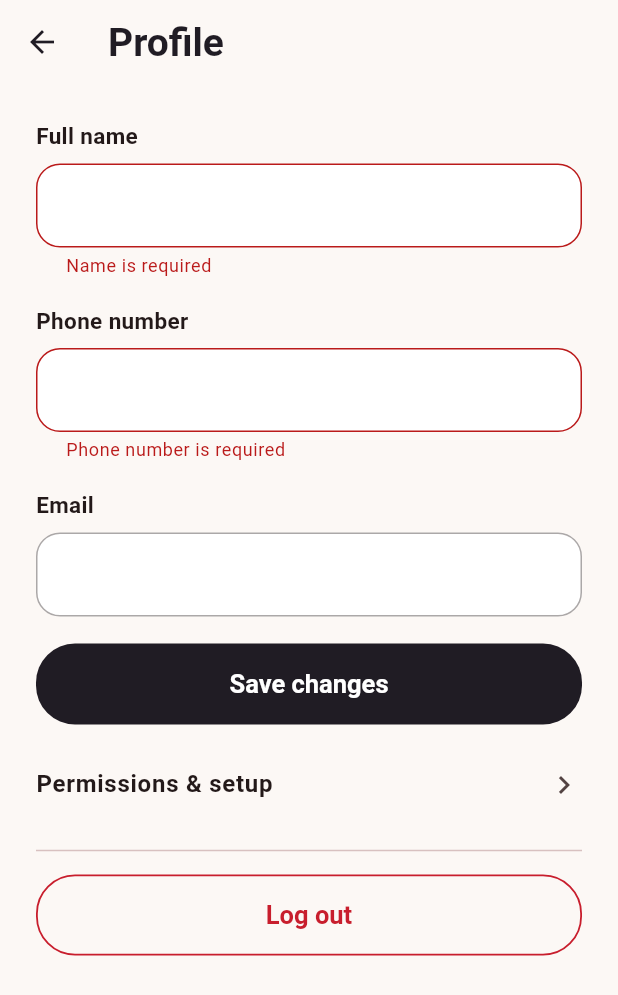
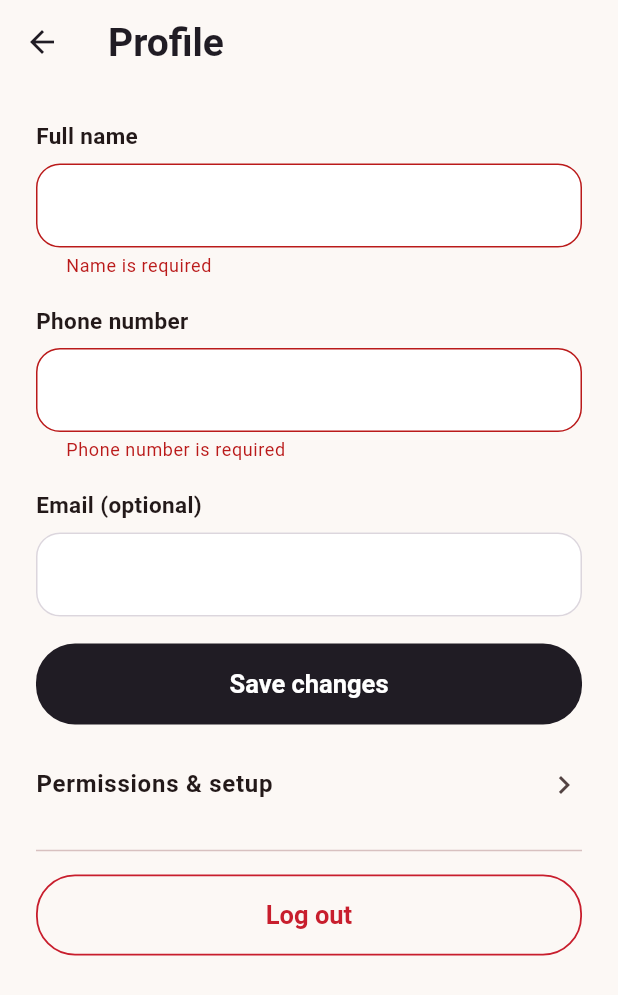
Before and after one commit to Shubhamdebug/Women-Safety, a Flutter app: the S09Profile screen opened by its route, after a tap on "Save changes", on a phone screen of 412 x 824 dp. Shown: the top 995 px of the screen. Run offline on Flutter 3.47's test engine with Material 3 defaults, Android fonts, the phone set to English and light mode, and no system bars; our stand-ins replace flutter_map, flutter_secure_storage, latlong2; accounts and stored records are empty.

Commit message:
Use PUT endpoints for contacts and profile; send email at register

```diff
--- a/mobile_app/lib/screens/s09_profile.dart
+++ b/mobile_app/lib/screens/s09_profile.dart
@@ -20,6 +20,7 @@ class _S09State extends State<S09Profile> {
       TextEditingController(text: AppState.I.user?.phone ?? '');
   late final TextEditingController _email =
       TextEditingController(text: AppState.I.user?.email ?? '');
+  bool _busy = false;
 
   @override
   void dispose() {
@@ -29,10 +30,14 @@ class _S09State extends State<S09Profile> {
     super.dispose();
   }
 
-  void _save() {
-    if (!_key.currentState!.validate()) return;
-    AppState.I.updateProfile(_name.text.trim(), _phone.text.trim());
-    snack(context, 'Profile saved on this device');
+  Future<void> _save() async {
+    if (_busy || !_key.currentState!.validate()) return;
+    setState(() => _busy = true);
+    final err = await AppState.I
+        .updateProfile(_name.text.trim(), _phone.text.trim(), _email.text.trim());
+    if (!mounted) return;
+    setState(() => _busy = false);
+    snack(context, err ?? 'Profile saved');
   }
 
   void _logout() {
@@ -51,8 +56,13 @@ class _S09State extends State<S09Profile> {
                   validator: (v) => Validators.required(v, 'Name')),
               AppField(label: 'Phone number', controller: _phone,
                   keyboard: TextInputType.phone, validator: Validators.phone),
-              AppField(label: 'Email', controller: _email, enabled: false),
-              FilledButton(onPressed: _save, child: const Text('Save changes')),
+              AppField(label: 'Email (optional)', controller: _email,
+                  keyboard: TextInputType.emailAddress,
+                  validator: (v) =>
+                      (v == null || v.trim().isEmpty) ? null : Validators.email(v)),
+              FilledButton(
+                  onPressed: _busy ? null : _save,
+                  child: Text(_busy ? 'Saving...' : 'Save changes')),
               const SizedBox(height: 12),
               ListTile(
                 contentPadding: EdgeInsets.zero,
--- a/mobile_app/lib/services/api_client.dart
+++ b/mobile_app/lib/services/api_client.dart
@@ -32,6 +32,9 @@ class ApiClient {
   Future<ApiResult> post(String path, Map<String, dynamic> body, {bool auth = true}) =>
       _send(() => http.post(_uri(path), headers: _headers(auth: auth), body: jsonEncode(body)));
 
+  Future<ApiResult> put(String path, Map<String, dynamic> body) =>
+      _send(() => http.put(_uri(path), headers: _headers(), body: jsonEncode(body)));
+
   Future<ApiResult> get(String path) => _send(() => http.get(_uri(path), headers: _headers()));
 
   Future<ApiResult> delete(String path) =>
```
Also changed, not shown: mobile_app/lib/services/app_state.dart (+33 -26 lines).
